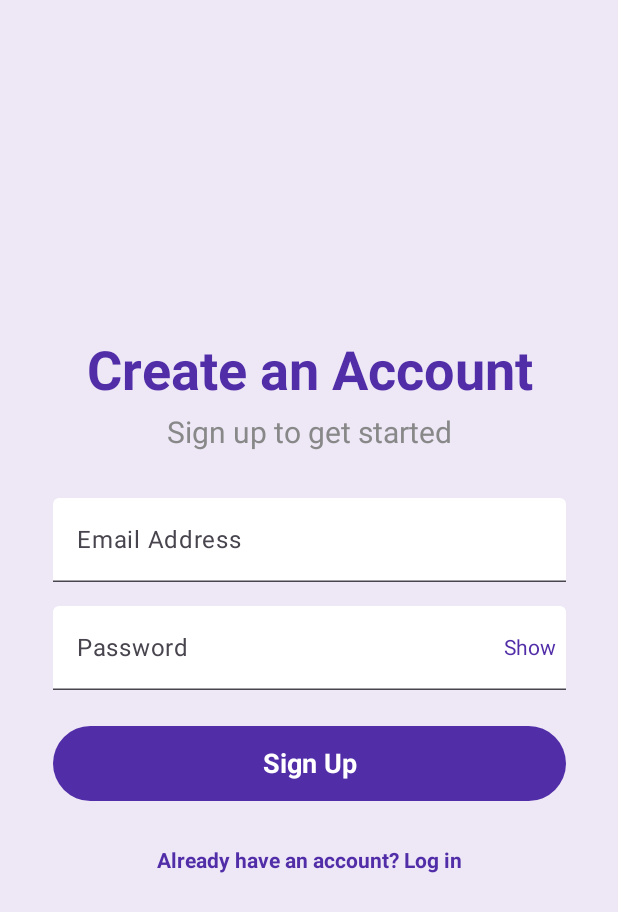
After one commit to ganeshkumar-k/Scan-Master, an Android app built with Jetpack Compose: the SignUpActivity screen opened directly, with no data from a screen before it, on a phone screen of 412 x 824 dp. The commit adds this screen. Shown: the top 912 px of the screen. Run offline under Robolectric (Android 15) with nearby library versions, the phone set to English and light mode, and no system bars; our stand-ins replace Firebase (no records; nobody signed in at launch, a user with empty details on screens opened directly).

Commit message:
new changes has been made to the code

```diff
--- a/app/src/main/AndroidManifest.xml
+++ b/app/src/main/AndroidManifest.xml
@@ -27,6 +27,11 @@
             </intent-filter>
         </activity>
 
+        <activity android:name="com.example.scanmaster.screens.LoginActivity"/>
+        <activity android:name="com.example.scanmaster.screens.SignUpActivity"/>
+        <activity android:name="com.example.scanmaster.screens.ForgotPasswordActivity"/>
+
+
     </application>
 
 </manifest>
--- /dev/null
+++ b/app/src/main/java/com/example/scanmaster/screens/SignUpActivity.kt
@@ -0,0 +1,220 @@
+package com.example.scanmaster.screens
+
+import android.content.Intent
+import android.os.Bundle
+import android.widget.Toast
+import androidx.activity.ComponentActivity
+import androidx.activity.compose.setContent
+import androidx.compose.animation.*
+import androidx.compose.animation.core.tween
+import androidx.compose.foundation.background
+import androidx.compose.foundation.clickable
+import androidx.compose.foundation.layout.*
+import androidx.compose.foundation.shape.CircleShape
+import androidx.compose.foundation.text.KeyboardOptions
+import androidx.compose.material3.*
+import androidx.compose.runtime.*
+import androidx.compose.ui.Alignment
+import androidx.compose.ui.Modifier
+import androidx.compose.ui.graphics.Color
+import androidx.compose.ui.text.TextStyle
+import androidx.compose.ui.text.font.FontWeight
+import androidx.compose.ui.text.input.KeyboardType
+import androidx.compose.ui.text.input.PasswordVisualTransformation
+import androidx.compose.ui.text.input.VisualTransformation
+import androidx.compose.ui.unit.dp
+import androidx.compose.ui.unit.sp
+import com.google.firebase.auth.FirebaseAuth
+import com.google.firebase.auth.FirebaseUser
+
+class SignUpActivity : ComponentActivity() {
+    private val auth = FirebaseAuth.getInstance()
+
+    override fun onCreate(savedInstanceState: Bundle?) {
+        super.onCreate(savedInstanceState)
+        setContent {
+            SignUpScreen(
+                onSignUp = { email, password ->
+                    if (email.isEmpty() || password.isEmpty()) {
+                        Toast.makeText(this, "Please fill in all fields", Toast.LENGTH_SHORT).show()
+                    } else if (!android.util.Patterns.EMAIL_ADDRESS.matcher(email).matches()) {
+                        Toast.makeText(this, "Please enter a valid email address", Toast.LENGTH_SHORT).show()
+                    } else if (password.length < 6) {
+                        Toast.makeText(this, "Password must be at least 6 characters", Toast.LENGTH_SHORT).show()
+                    } else {
+                        registerUser(email, password)
+                    }
+                },
+                onLogin = { startActivity(Intent(this, LoginActivity::class.java)) }
+            )
+        }
+    }
+
+    private fun registerUser(email: String, password: String) {
+        auth.createUserWithEmailAndPassword(email, password)
+            .addOnCompleteListener(this) { task ->
+                if (task.isSuccessful) {
+                    val user = auth.currentUser
+                    user?.let {
+                        sendVerificationEmail(it)
+                    }
+                    Toast.makeText(this, "Registration Successful. A verification email has been sent.", Toast.LENGTH_SHORT).show()
+                    startActivity(Intent(this, LoginActivity::class.java))
+                    finish()
+                } else {
+                    Toast.makeText(this, "Registration Failed: ${task.exception?.message}", Toast.LENGTH_SHORT).show()
+                }
+            }
+    }
+
+    private fun sendVerificationEmail(user: FirebaseUser) {
+        user.sendEmailVerification()
+            .addOnCompleteListener(this) { task ->
+                if (task.isSuccessful) {
+                    Toast.makeText(this, "Verification email sent to ${user.email}", Toast.LENGTH_SHORT).show()
+                } else {
+                    Toast.makeText(this, "Failed to send verification email: ${task.exception?.message}", Toast.LENGTH_SHORT).show()
+                }
+            }
+    }
+}
+
+@Composable
+fun SignUpScreen(
+    onSignUp: (String, String) -> Unit,
+    onLogin: () -> Unit
+) {
+    var email by remember { mutableStateOf("") }
+    var password by remember { mutableStateOf("") }
+    var passwordVisible by remember { mutableStateOf(false) }
+    var showContent by remember { mutableStateOf(false) }
+
+    LaunchedEffect(Unit) {
+        showContent = true
+    }
+
+    Box(
+        modifier = Modifier
+            .fillMaxSize()
+            .background(Color(0xFFEDE7F6))
+            .padding(16.dp),
+        contentAlignment = Alignment.Center
+    ) {
+        Column(
+            modifier = Modifier
+                .fillMaxWidth(0.9f)
+                .animateContentSize(animationSpec = tween(700)),
+            horizontalAlignment = Alignment.CenterHorizontally
+        ) {
+            AnimatedVisibility(
+                visible = showContent,
+                enter = slideInVertically(initialOffsetY = { -100 }) + fadeIn(tween(800))
+            ) {
+                Text(
+                    text = "Create an Account",
+                    style = TextStyle(
+                        fontSize = 36.sp,
+                        fontWeight = FontWeight.Bold,
+                        color = Color(0xFF512DA8)
+                    ),
+                    modifier = Modifier.padding(bottom = 8.dp)
+                )
+            }
+
+            AnimatedVisibility(
+                visible = showContent,
+                enter = slideInVertically(initialOffsetY = { -50 }) + fadeIn(tween(1000))
+            ) {
+                Text(
+                    text = "Sign up to get started",
+                    style = TextStyle(fontSize = 20.sp, color = Color.Gray),
+                    modifier = Modifier.padding(bottom = 16.dp)
+                )
+            }
+
+            Spacer(modifier = Modifier.height(16.dp))
+
+            AnimatedVisibility(
+                visible = showContent,
+                enter = expandVertically(animationSpec = tween(800)) + fadeIn()
+            ) {
+                TextField(
+                    value = email,
+                    onValueChange = { email = it },
+                    label = { Text("Email Address") },
+                    modifier = Modifier.fillMaxWidth(),
+                    keyboardOptions = KeyboardOptions(keyboardType = KeyboardType.Email),
+                    singleLine = true,
+                    colors = TextFieldDefaults.colors(
+                        focusedContainerColor = Color.White,
+                        unfocusedContainerColor = Color.White
+                    )
+                )
+            }
+
+            Spacer(modifier = Modifier.height(16.dp))
+
+            AnimatedVisibility(
+                visible = showContent,
+                enter = expandVertically(animationSpec = tween(900)) + fadeIn()
+            ) {
+                TextField(
+                    value = password,
+                    onValueChange = { password = it },
+                    label = { Text("Password") },
+                    modifier = Modifier.fillMaxWidth(),
+                    visualTransformation = if (passwordVisible) VisualTransformation.None else PasswordVisualTransformation(),
+                    keyboardOptions = KeyboardOptions(keyboardType = KeyboardType.Password),
+                    singleLine = true,
+                    colors = TextFieldDefaults.colors(
+                        focusedContainerColor = Color.White,
+                        unfocusedContainerColor = Color.White
+                    ),
+                    trailingIcon = {
+                        Text(
+                            text = if (passwordVisible) "Hide" else "Show",
+                            style = TextStyle(color = Color(0xFF512DA8)),
+                            modifier = Modifier.clickable { passwordVisible = !passwordVisible }
+                        )
+                    }
+                )
+            }
+
+            Spacer(modifier = Modifier.height(24.dp))
+
+            AnimatedVisibility(
+                visible = showContent,
+                enter = scaleIn(tween(700)) + fadeIn()
+            ) {
+                Button(
+                    onClick = { onSignUp(email, password) },
+                    modifier = Modifier
+                        .fillMaxWidth()
+                        .height(50.dp),
+                    colors = ButtonDefaults.buttonColors(containerColor = Color(0xFF512DA8)),
+                    shape = CircleShape
+                ) {
+                    Text(
+                        text = "Sign Up",
+                        style = TextStyle(fontSize = 18.sp, fontWeight = FontWeight.Bold),
+                        color = Color.White
+                    )
+                }
+            }
+
+            Spacer(modifier = Modifier.height(16.dp))
+
+            AnimatedVisibility(
+                visible = showContent,
+                enter = slideInHorizontally(initialOffsetX = { -300 }) + fadeIn(tween(900))
+            ) {
+                TextButton(onClick = onLogin) {
+                    Text(
+                        text = "Already have an account? Log in",
+                        style = TextStyle(color = Color(0xFF512DA8), fontWeight = FontWeight.Bold)
+                    )
+                }
+            }
+        }
+    }
+}
--- a/build.gradle.kts
+++ b/build.gradle.kts
@@ -3,4 +3,5 @@ plugins {
     alias(libs.plugins.android.application) apply false
     alias(libs.plugins.kotlin.android) apply false
     alias(libs.plugins.kotlin.compose) apply false
+    id("com.google.gms.google-services") version "4.4.2" apply false
 }
```
Also changed, not shown: app/build.gradle.kts (+7 -6 lines), app/src/main/java/com/example/scanmaster/MainActivity.kt (+53 -5 lines), app/src/main/java/com/example/scanmaster/screens/ForgotPasswordActivity.kt (added, +175 -0 lines), app/src/main/java/com/example/scanmaster/screens/LoginActivity.kt (added, +255 -0 lines), gradle/libs.versions.toml (+7 -0 lines), 1 other file.
